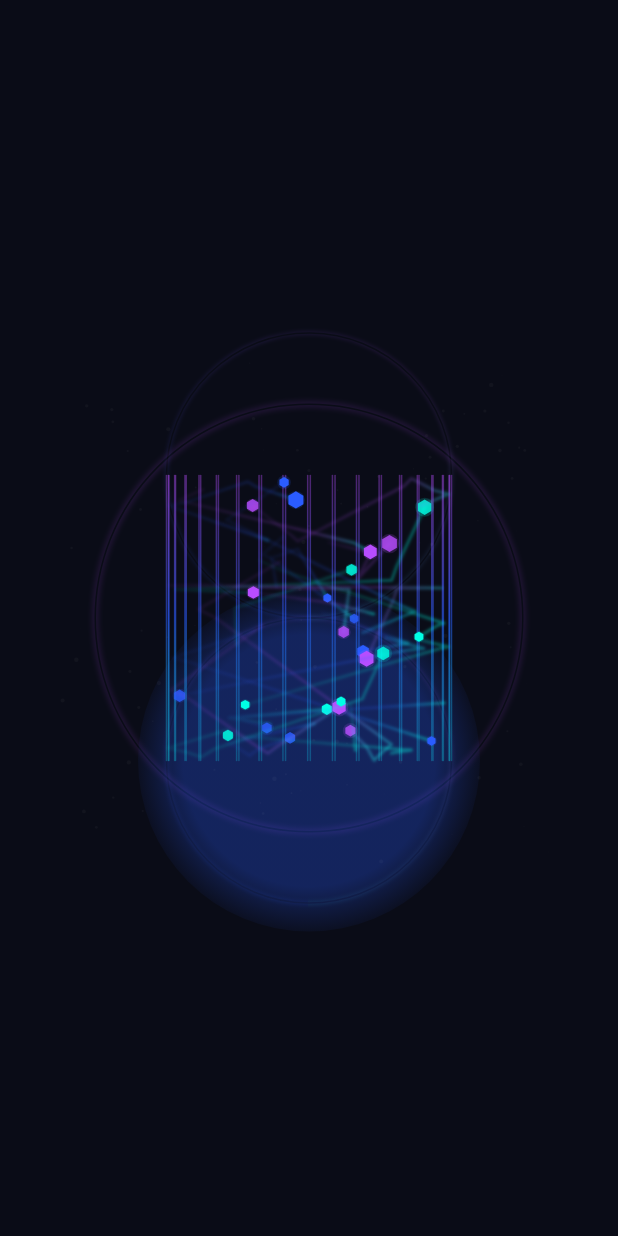
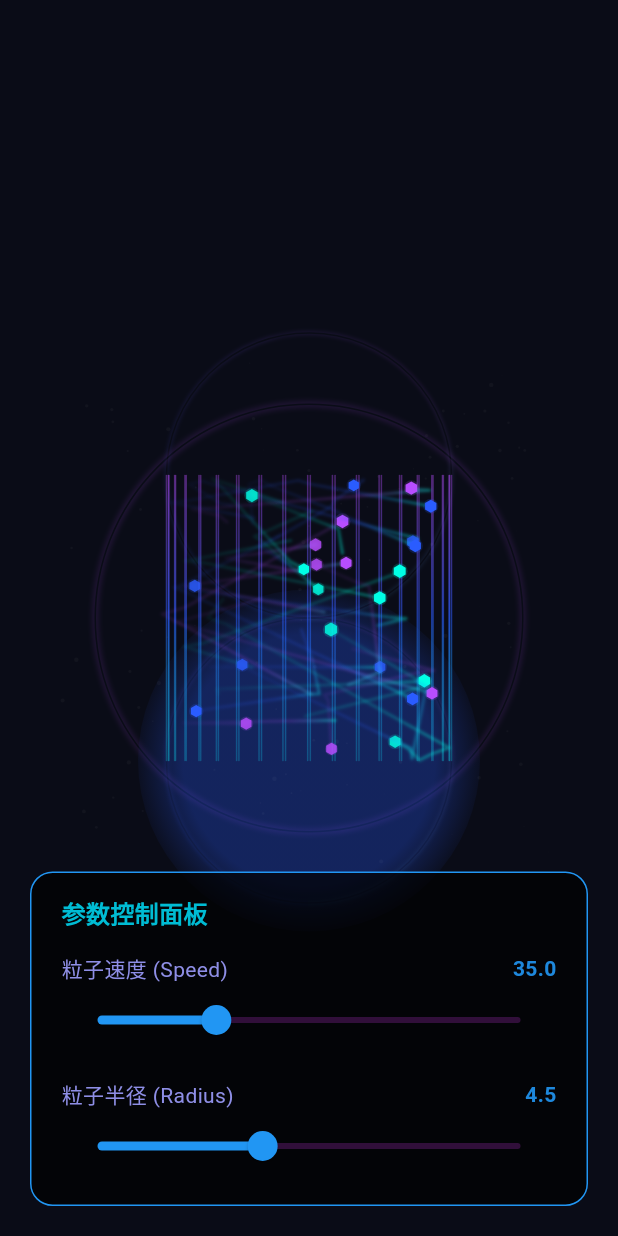
Before and after one commit to zym9863/rebound_particles, a Flutter app: the screen it shows after launch, on a phone screen of 412 x 824 dp. Run offline on Flutter 3.47's test engine with Material 3 defaults, Android fonts, the light colour scheme and no system bars; Roboto replaces fonts that are missing (Orbitron).

Commit message:
Add parameter controls for particle speed and radius in simulation

```diff
--- a/lib/screens/particle_simulation.dart
+++ b/lib/screens/particle_simulation.dart
@@ -37,6 +37,10 @@ class _ParticleSimulationState extends State<ParticleSimulation>
 
   // 粒子数量
   final int _particleCount = 25;
+
+  // 参数控制
+  double _particleSpeed = 35.0; // 粒子速度控制
+  double _particleRadius = 4.5;  // 粒子半径控制
 
   // 交互状态
   Particle? _hoveredParticle;
@@ -114,8 +118,8 @@ class _ParticleSimulationState extends State<ParticleSimulation>
         radius * math.sin(angle),
       );
 
-      // 随机速度
-      final speed = 20.0 + _random.nextDouble() * 30.0;
+      // 基于控制参数的速度
+      final speed = _particleSpeed; // 使用控制参数，不再随机
       final velocityAngle = _random.nextDouble() * 2 * math.pi;
       final velocityHeight = -0.5 + _random.nextDouble();
 
@@ -125,8 +129,8 @@ class _ParticleSimulationState extends State<ParticleSimulation>
         speed * math.sin(velocityAngle),
       );
 
-      // 随机半径
-      final particleRadius = 3.0 + _random.nextDouble() * 3.0;
+      // 基于控制参数的半径
+      final particleRadius = _particleRadius; // 使用控制参数，不再随机
 
       // 创建粒子
       final particle = Particle(
@@ -278,6 +282,32 @@ class _ParticleSimulationState extends State<ParticleSimulation>
     setState(() {});
   }
 
+  // 更新所有粒子的速度
+  void _updateAllParticlesSpeed(double newSpeed) {
+    setState(() {
+      _particleSpeed = newSpeed;
+      // 更新所有粒子的速度向量
+      for (final particle in _particles) {
+        final currentSpeed = particle.velocity.length;
+        if (currentSpeed > 0) {
+          // 保持速度方向不变，只改变大小
+          particle.velocity = particle.velocity.normalized() * newSpeed;
+        }
+      }
+    });
+  }
+
+  // 更新所有粒子的半径
+  void _updateAllParticlesRadius(double newRadius) {
+    setState(() {
+      _particleRadius = newRadius;
+      // 更新所有粒子的半径
+      for (final particle in _particles) {
+        particle.radius = newRadius;
+      }
+    });
+  }
+
   // 生成轨迹预测
   void _generateTrajectoryPrediction(Particle particle, double duration) {
     _predictedTrajectory.clear();
@@ -354,40 +384,117 @@ class _ParticleSimulationState extends State<ParticleSimulation>
           ),
 
           // 粒子信息显示 - 在移动设备上显示选中的粒子信息，在桌面设备上显示悬停的粒子信息
-          if (_isMobile ? _selectedParticle != null : _hoveredParticle != null)
-            Positioned(
+          if ((_isMobile && _selectedParticle != null) || (!_isMobile && _hoveredParticle != null))
+            const Positioned(
               left: 20,
               bottom: 20,
+              child: SizedBox(), // 暂时移除复杂的信息显示，简化测试
+            ),
+
+          // 实时参数控制面板
+          Positioned(
+            left: 0,
+            right: 0,
+            bottom: 0,
             child: Container(
-                      padding: const EdgeInsets.all(15),
+              margin: const EdgeInsets.all(20),
+              padding: const EdgeInsets.symmetric(horizontal: 20, vertical: 15),
               decoration: BoxDecoration(
-                        color: AppColors.darkSpaceBlack.withOpacity(0.7),
-                        border: Border.all(color: AppColors.quantumBlue, width: 1),
-                        borderRadius: BorderRadius.circular(10),
+                color: Colors.black.withOpacity(0.7),
+                border: Border.all(color: Colors.blue, width: 1),
+                borderRadius: BorderRadius.circular(15),
               ),
               child: Column(
                 crossAxisAlignment: CrossAxisAlignment.start,
                 children: [
-                          Text(
-                            '量子粒子数据',
+                  // 控制面板标题
+                  const Text(
+                    '参数控制面板',
                     style: TextStyle(
-                              color: AppColors.superCyanTeal,
-                              fontFamily: 'Orbitron',
+                      color: Colors.cyan,
                       fontSize: 16,
                       fontWeight: FontWeight.bold,
                     ),
                   ),
-                          const SizedBox(height: 10),
-                          _buildParticleInfoRow('位置',
-                            'X: ${(_isMobile ? _selectedParticle! : _hoveredParticle!).position.x.toStringAsFixed(1)} '
-                            'Y: ${(_isMobile ? _selectedParticle! : _hoveredParticle!).position.y.toStringAsFixed(1)} '
-                            'Z: ${(_isMobile ? _selectedParticle! : _hoveredParticle!).position.z.toStringAsFixed(1)}'),
-                          _buildParticleInfoRow('速度',
-                            '${(_isMobile ? _selectedParticle! : _hoveredParticle!).velocity.length.toStringAsFixed(1)} 单位/秒'),
-                          _buildParticleInfoRow('方向',
-                            '${(math.atan2((_isMobile ? _selectedParticle! : _hoveredParticle!).velocity.z, (_isMobile ? _selectedParticle! : _hoveredParticle!).velocity.x) * 180 / math.pi).toStringAsFixed(1)}°'),
-                          _buildParticleInfoRow('能量',
-                            '${((_isMobile ? _selectedParticle! : _hoveredParticle!).velocity.length * (_isMobile ? _selectedParticle! : _hoveredParticle!).radius).toStringAsFixed(1)} 焦耳'),
+                  const SizedBox(height: 15),
+
+                  // 速度控制滑块
+                  Column(
+                    crossAxisAlignment: CrossAxisAlignment.start,
+                    children: [
+                      Row(
+                        mainAxisAlignment: MainAxisAlignment.spaceBetween,
+                        children: [
+                          const Text(
+                            '粒子速度 (Speed)',
+                            style: TextStyle(
+                              color: Color.fromARGB(229, 158, 158, 255), // 紫色半透明
+                              fontSize: 14,
+                            ),
+                          ),
+                          Text(
+                            '${_particleSpeed.toStringAsFixed(1)}',
+                            style: TextStyle(
+                              color: Colors.blue.withOpacity(0.9),
+                              fontSize: 14,
+                              fontWeight: FontWeight.bold,
+                            ),
+                          ),
+                        ],
+                      ),
+                      Slider(
+                        value: _particleSpeed,
+                        min: 10.0,
+                        max: 100.0,
+                        divisions: 90,
+                        activeColor: Colors.blue,
+                        inactiveColor: Colors.purple.withOpacity(0.3),
+                        onChanged: (value) {
+                          _updateAllParticlesSpeed(value);
+                        },
+                      ),
+                    ],
+                  ),
+
+                  const SizedBox(height: 15),
+
+                  // 半径控制滑块
+                  Column(
+                    crossAxisAlignment: CrossAxisAlignment.start,
+                    children: [
+                      Row(
+                        mainAxisAlignment: MainAxisAlignment.spaceBetween,
+                        children: [
+                          const Text(
+                            '粒子半径 (Radius)',
+                            style: TextStyle(
+                              color: Color.fromARGB(229, 158, 158, 255), // 紫色半透明
+                              fontSize: 14,
+                            ),
+                          ),
+                          Text(
+                            '${_particleRadius.toStringAsFixed(1)}',
+                            style: TextStyle(
+                              color: Colors.blue.withOpacity(0.9),
+                              fontSize: 14,
+                              fontWeight: FontWeight.bold,
+                            ),
+                          ),
+                        ],
+                      ),
+                      Slider(
+                        value: _particleRadius,
+                        min: 1.0,
+                        max: 10.0,
+                        divisions: 90,
+                        activeColor: Colors.blue,
+                        inactiveColor: Colors.purple.withOpacity(0.3),
+                        onChanged: (value) {
+                          _updateAllParticlesRadius(value);
+                        },
+                      ),
+                    ],
+                  ),
                 ],
               ),
             ),
```
Lines whose indentation alone changed are shown as unchanged.
